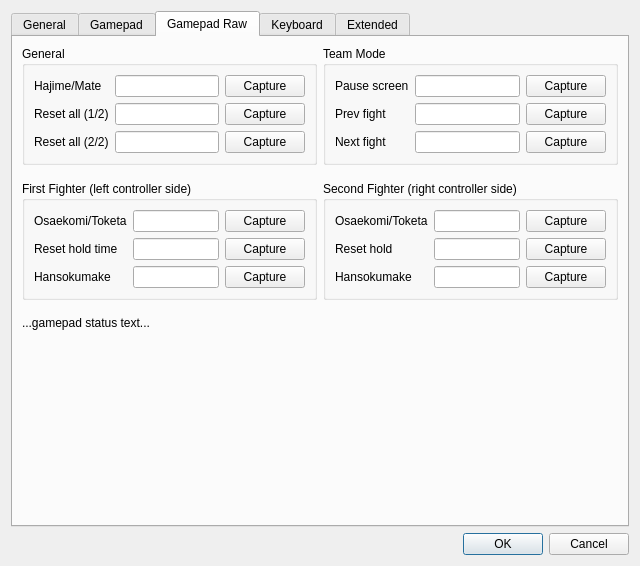
fmuecke/Ipponboard, file base/SettingsDlg.ui: the form before one commit.
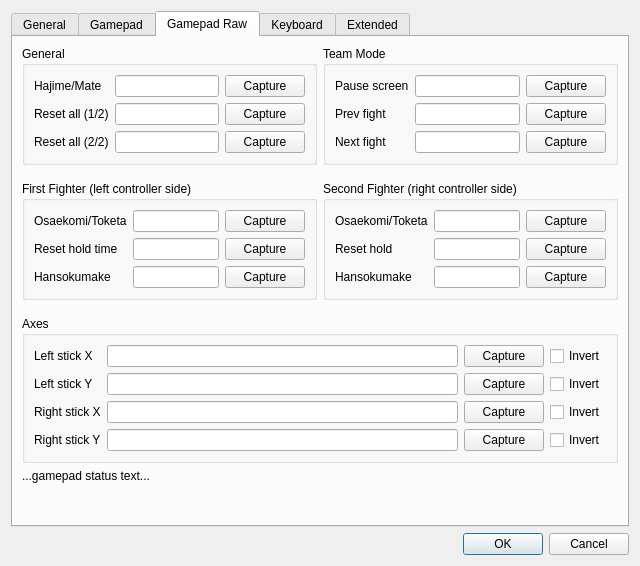
The form after the commit. Icons and pictures are not drawn. Custom widgets are drawn as their Qt base class.

Commit message:
Capture raw axes in settings
  - add templated raw axis poller with unit specs
  - expose left/right stick capture and inversion controls in the dialog

What changed in the file:
```diff
--- a/base/SettingsDlg.ui
+++ b/base/SettingsDlg.ui
@@ -1346,8 +1346,113 @@
          </item>
         </layout>
        </item>
-       <item>
-        <widget class="QLabel" name="label_raw_status">
+      <item>
+       <widget class="QGroupBox" name="groupBox_raw_axes">
+        <property name="title">
+         <string>Axes</string>
+        </property>
+        <layout class="QGridLayout" name="gridLayout_raw_axes">
+         <item row="0" column="0">
+          <widget class="QLabel" name="label_raw_axis_left_x">
+           <property name="text">
+            <string>Left stick X</string>
+           </property>
+          </widget>
+         </item>
+         <item row="0" column="1">
+          <widget class="QLineEdit" name="lineEdit_raw_axis_left_x"/>
+         </item>
+         <item row="0" column="2">
+          <widget class="QPushButton" name="pushButton_capture_raw_axis_left_x">
+           <property name="text">
+            <string>Capture</string>
+           </property>
+          </widget>
+         </item>
+         <item row="0" column="3">
+          <widget class="QCheckBox" name="checkBox_raw_axis_left_x_invert">
+           <property name="text">
+            <string>Invert</string>
+           </property>
+          </widget>
+         </item>
+         <item row="1" column="0">
+          <widget class="QLabel" name="label_raw_axis_left_y">
+           <property name="text">
+            <string>Left stick Y</string>
+           </property>
+          </widget>
+         </item>
+         <item row="1" column="1">
+          <widget class="QLineEdit" name="lineEdit_raw_axis_left_y"/>
+         </item>
+         <item row="1" column="2">
+          <widget class="QPushButton" name="pushButton_capture_raw_axis_left_y">
+           <property name="text">
+            <string>Capture</string>
+           </property>
+          </widget>
+         </item>
+         <item row="1" column="3">
+          <widget class="QCheckBox" name="checkBox_raw_axis_left_y_invert">
+           <property name="text">
+            <string>Invert</string>
+           </property>
+          </widget>
+         </item>
+         <item row="2" column="0">
+          <widget class="QLabel" name="label_raw_axis_right_x">
+           <property name="text">
+            <string>Right stick X</string>
+           </property>
+          </widget>
+         </item>
+         <item row="2" column="1">
+          <widget class="QLineEdit" name="lineEdit_raw_axis_right_x"/>
+         </item>
+         <item row="2" column="2">
+          <widget class="QPushButton" name="pushButton_capture_raw_axis_right_x">
+           <property name="text">
+            <string>Capture</string>
+           </property>
+          </widget>
+         </item>
+         <item row="2" column="3">
+          <widget class="QCheckBox" name="checkBox_raw_axis_right_x_invert">
+           <property name="text">
+            <string>Invert</string>
+           </property>
+          </widget>
+         </item>
+         <item row="3" column="0">
+          <widget class="QLabel" name="label_raw_axis_right_y">
+           <property name="text">
+            <string>Right stick Y</string>
+           </property>
+          </widget>
+         </item>
+         <item row="3" column="1">
+          <widget class="QLineEdit" name="lineEdit_raw_axis_right_y"/>
+         </item>
+         <item row="3" column="2">
+          <widget class="QPushButton" name="pushButton_capture_raw_axis_right_y">
+           <property name="text">
+            <string>Capture</string>
+           </property>
+          </widget>
+         </item>
+         <item row="3" column="3">
+          <widget class="QCheckBox" name="checkBox_raw_axis_right_y_invert">
+           <property name="text">
+            <string>Invert</string>
+           </property>
+          </widget>
+         </item>
+        </layout>
+       </widget>
+      </item>
+      <item>
+       <widget class="QLabel" name="label_raw_status">
          <property name="text">
           <string>...gamepad status text...</string>
          </property>
```
The commit also changes 10 other files.
